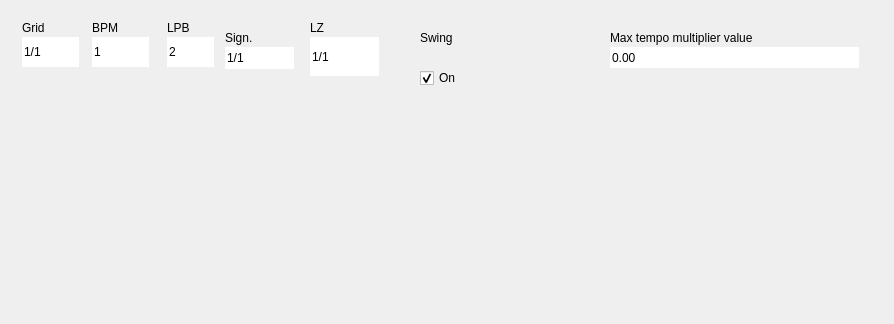
This is Qt/qt4_upperleft_widget.ui in kmatheussen/radium as Qt 5 draws it before an edit. The edited form follows.
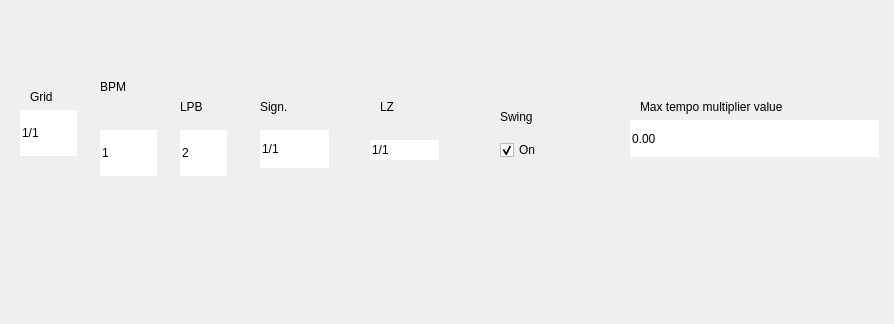
This is the edited form. Custom widgets are drawn as their Qt base class.

Patch:
```diff
--- a/Qt/qt4_upperleft_widget.ui
+++ b/Qt/qt4_upperleft_widget.ui
@@ -19,89 +19,15 @@
   <property name="autoFillBackground">
    <bool>false</bool>
   </property>
-  <widget class="QWidget" name="ReltempoWidget" native="true">
+  <widget class="QLabel" name="grid_label">
    <property name="geometry">
     <rect>
-     <x>610</x>
-     <y>30</y>
-     <width>251</width>
-     <height>40</height>
+     <x>30</x>
+     <y>90</y>
+     <width>57</width>
+     <height>14</height>
     </rect>
    </property>
-   <layout class="QVBoxLayout" name="LPBLayout_2">
-    <property name="spacing">
-     <number>2</number>
-    </property>
-    <property name="leftMargin">
-     <number>0</number>
-    </property>
-    <property name="topMargin">
-     <number>1</number>
-    </property>
-    <property name="rightMargin">
-     <number>2</number>
-    </property>
-    <property name="bottomMargin">
-     <number>2</number>
-    </property>
-    <item>
-     <widget class="QLabel" name="reltempomax_label">
-      <property name="text">
-       <string>Max tempo multiplier value</string>
-      </property>
-     </widget>
-    </item>
-    <item>
-     <widget class="QDoubleSpinBox" name="reltempomax">
-      <property name="sizePolicy">
-       <sizepolicy hsizetype="Expanding" vsizetype="Expanding">
-        <horstretch>0</horstretch>
-        <verstretch>0</verstretch>
-       </sizepolicy>
-      </property>
-      <property name="frame">
-       <bool>false</bool>
-      </property>
-      <property name="buttonSymbols">
-       <enum>QAbstractSpinBox::NoButtons</enum>
-      </property>
-      <property name="minimum">
-       <double>0.000000000000000</double>
-      </property>
-      <property name="maximum">
-       <double>1000.000000000000000</double>
-      </property>
-     </widget>
-    </item>
-   </layout>
-  </widget>
-  <widget class="QWidget" name="lineZoomWidget" native="true">
-   <property name="geometry">
-    <rect>
-     <x>310</x>
-     <y>20</y>
-     <width>71</width>
-     <height>58</height>
-    </rect>
-   </property>
-   <layout class="QVBoxLayout" name="verticalLayout">
-    <property name="spacing">
-     <number>2</number>
-    </property>
-    <property name="leftMargin">
-     <number>0</number>
-    </property>
-    <property name="topMargin">
-     <number>1</number>
-    </property>
-    <property name="rightMargin">
-     <number>2</number>
-    </property>
-    <property name="bottomMargin">
-     <number>2</number>
-    </property>
-    <item>
-     <widget class="QLabel" name="ExpandLabe">
       <property name="sizePolicy">
        <sizepolicy hsizetype="Preferred" vsizetype="Preferred">
         <horstretch>1</horstretch>
@@ -112,12 +38,18 @@
        <string>Line zoom (Keyboard shortcut: Right Shift + Up/Down)</string>
       </property>
       <property name="text">
-       <string>LZ</string>
-      </property>
-     </widget>
-    </item>
-    <item>
-     <widget class="LZQLineEdit" name="lz">
+    <string>Grid</string>
+   </property>
+  </widget>
+  <widget class="GridQLineEdit" name="grid">
+   <property name="geometry">
+    <rect>
+     <x>20</x>
+     <y>110</y>
+     <width>57</width>
+     <height>46</height>
+    </rect>
+   </property>
       <property name="sizePolicy">
        <sizepolicy hsizetype="Fixed" vsizetype="Expanding">
         <horstretch>1</horstretch>
@@ -137,102 +69,28 @@
        <bool>false</bool>
       </property>
      </widget>
-    </item>
-   </layout>
-  </widget>
-  <widget class="QWidget" name="LPBWidget" native="true">
-   <property name="geometry">
-    <rect>
-     <x>165</x>
-     <y>20</y>
-     <width>51</width>
-     <height>51</height>
-    </rect>
-   </property>
-   <layout class="QVBoxLayout" name="LPBLayout">
-    <property name="spacing">
-     <number>2</number>
-    </property>
-    <property name="leftMargin">
-     <number>2</number>
-    </property>
-    <property name="topMargin">
-     <number>1</number>
-    </property>
-    <property name="rightMargin">
-     <number>2</number>
-    </property>
-    <property name="bottomMargin">
-     <number>4</number>
-    </property>
-    <item>
-     <widget class="QLabel" name="lpb_label">
-      <property name="text">
-       <string>LPB</string>
-      </property>
-     </widget>
-    </item>
-    <item>
-     <widget class="QSpinBox" name="lpb">
-      <property name="sizePolicy">
-       <sizepolicy hsizetype="Expanding" vsizetype="Expanding">
-        <horstretch>0</horstretch>
-        <verstretch>0</verstretch>
-       </sizepolicy>
-      </property>
-      <property name="toolTip">
-       <string>&lt;html&gt;&lt;head/&gt;&lt;body&gt;&lt;p&gt;Lines Per Beat&lt;br/&gt;&lt;/p&gt;&lt;p&gt;(Actually: Lines per quarter note)&lt;/p&gt;&lt;/body&gt;&lt;/html&gt;</string>
-      </property>
-      <property name="frame">
-       <bool>false</bool>
-      </property>
-      <property name="buttonSymbols">
-       <enum>QAbstractSpinBox::NoButtons</enum>
-      </property>
-      <property name="minimum">
-       <number>2</number>
-      </property>
-      <property name="maximum">
-       <number>99</number>
-      </property>
-     </widget>
-    </item>
-   </layout>
-  </widget>
-  <widget class="QWidget" name="BPMWidget" native="true">
-   <property name="geometry">
-    <rect>
-     <x>90</x>
-     <y>20</y>
-     <width>61</width>
-     <height>51</height>
-    </rect>
-   </property>
-   <layout class="QVBoxLayout" name="BPMLayout">
-    <property name="spacing">
-     <number>2</number>
-    </property>
-    <property name="leftMargin">
-     <number>2</number>
-    </property>
-    <property name="topMargin">
-     <number>1</number>
-    </property>
-    <property name="rightMargin">
-     <number>2</number>
-    </property>
-    <property name="bottomMargin">
-     <number>4</number>
-    </property>
-    <item>
      <widget class="QLabel" name="bpm_label">
+   <property name="geometry">
+    <rect>
+     <x>100</x>
+     <y>80</y>
+     <width>57</width>
+     <height>14</height>
+    </rect>
+   </property>
       <property name="text">
        <string>BPM</string>
       </property>
      </widget>
-    </item>
-    <item>
      <widget class="QSpinBox" name="bpm">
+   <property name="geometry">
+    <rect>
+     <x>100</x>
+     <y>130</y>
+     <width>57</width>
+     <height>46</height>
+    </rect>
+   </property>
       <property name="sizePolicy">
        <sizepolicy hsizetype="Expanding" vsizetype="Expanding">
         <horstretch>0</horstretch>
@@ -255,43 +113,72 @@
        <number>999999</number>
       </property>
      </widget>
-    </item>
-   </layout>
+  <widget class="QLabel" name="lpb_label">
+   <property name="geometry">
+    <rect>
+     <x>180</x>
+     <y>100</y>
+     <width>47</width>
+     <height>14</height>
+    </rect>
+   </property>
+   <property name="text">
+    <string>LPB</string>
+   </property>
   </widget>
-  <widget class="QWidget" name="SignatureWidget" native="true">
+  <widget class="QSpinBox" name="lpb">
    <property name="geometry">
     <rect>
-     <x>225</x>
-     <y>30</y>
-     <width>71</width>
-     <height>41</height>
+     <x>180</x>
+     <y>130</y>
+     <width>47</width>
+     <height>46</height>
     </rect>
    </property>
-   <layout class="QVBoxLayout" name="LPBLayout_3">
-    <property name="spacing">
-     <number>2</number>
-    </property>
-    <property name="leftMargin">
-     <number>0</number>
-    </property>
-    <property name="topMargin">
-     <number>1</number>
-    </property>
-    <property name="rightMargin">
-     <number>2</number>
-    </property>
-    <property name="bottomMargin">
+   <property name="sizePolicy">
+    <sizepolicy hsizetype="Expanding" vsizetype="Expanding">
+     <horstretch>0</horstretch>
+     <verstretch>0</verstretch>
+    </sizepolicy>
+   </property>
+   <property name="toolTip">
+    <string>&lt;html&gt;&lt;head/&gt;&lt;body&gt;&lt;p&gt;Lines Per Beat&lt;br/&gt;&lt;/p&gt;&lt;p&gt;(Actually: Lines per quarter note)&lt;/p&gt;&lt;/body&gt;&lt;/html&gt;</string>
+   </property>
+   <property name="frame">
+    <bool>false</bool>
+   </property>
+   <property name="buttonSymbols">
+    <enum>QAbstractSpinBox::NoButtons</enum>
+   </property>
+   <property name="minimum">
      <number>2</number>
     </property>
-    <item>
+   <property name="maximum">
+    <number>99</number>
+   </property>
+  </widget>
      <widget class="QLabel" name="signature_label">
+   <property name="geometry">
+    <rect>
+     <x>260</x>
+     <y>100</y>
+     <width>69</width>
+     <height>14</height>
+    </rect>
+   </property>
       <property name="text">
        <string>Sign.</string>
       </property>
      </widget>
-    </item>
-    <item>
      <widget class="SignatureQLineEdit" name="signature">
+   <property name="geometry">
+    <rect>
+     <x>260</x>
+     <y>130</y>
+     <width>69</width>
+     <height>38</height>
+    </rect>
+   </property>
       <property name="sizePolicy">
        <sizepolicy hsizetype="Fixed" vsizetype="Expanding">
         <horstretch>1</horstretch>
@@ -311,38 +198,17 @@
        <bool>false</bool>
       </property>
      </widget>
-    </item>
-   </layout>
-  </widget>
-  <widget class="QWidget" name="GridWidget" native="true">
+  <widget class="QLabel" name="lz_label">
    <property name="geometry">
     <rect>
-     <x>20</x>
-     <y>20</y>
-     <width>61</width>
-     <height>51</height>
+     <x>380</x>
+     <y>100</y>
+     <width>69</width>
+     <height>14</height>
     </rect>
    </property>
-   <layout class="QVBoxLayout" name="BPMLayout_2">
-    <property name="spacing">
-     <number>2</number>
-    </property>
-    <property name="leftMargin">
-     <number>2</number>
-    </property>
-    <property name="topMargin">
-     <number>1</number>
-    </property>
-    <property name="rightMargin">
-     <number>2</number>
-    </property>
-    <property name="bottomMargin">
-     <number>4</number>
-    </property>
-    <item>
-     <widget class="QLabel" name="LPBlabel_3">
       <property name="sizePolicy">
-       <sizepolicy hsizetype="Preferred" vsizetype="Preferred">
+    <sizepolicy hsizetype="Minimum" vsizetype="Fixed">
         <horstretch>1</horstretch>
         <verstretch>0</verstretch>
        </sizepolicy>
@@ -351,14 +217,20 @@
        <string>Grid value when using right mouse button</string>
       </property>
       <property name="text">
-       <string>Grid</string>
-      </property>
-     </widget>
-    </item>
-    <item>
-     <widget class="GridQLineEdit" name="grid">
+    <string>LZ</string>
+   </property>
+  </widget>
+  <widget class="LZQLineEdit" name="lz">
+   <property name="geometry">
+    <rect>
+     <x>370</x>
+     <y>140</y>
+     <width>69</width>
+     <height>20</height>
+    </rect>
+   </property>
       <property name="sizePolicy">
-       <sizepolicy hsizetype="Fixed" vsizetype="Expanding">
+    <sizepolicy hsizetype="MinimumExpanding" vsizetype="Fixed">
         <horstretch>1</horstretch>
         <verstretch>0</verstretch>
        </sizepolicy>
@@ -376,40 +248,34 @@
        <bool>false</bool>
       </property>
      </widget>
-    </item>
-   </layout>
-  </widget>
-  <widget class="QWidget" name="SwingWidget" native="true">
+  <widget class="QLabel" name="swing_label">
    <property name="geometry">
     <rect>
-     <x>420</x>
-     <y>10</y>
-     <width>160</width>
-     <height>80</height>
+     <x>500</x>
+     <y>110</y>
+     <width>58</width>
+     <height>14</height>
     </rect>
    </property>
-   <layout class="QVBoxLayout" name="verticalLayout_2">
-    <property name="spacing">
-     <number>2</number>
-    </property>
-    <property name="leftMargin">
-     <number>0</number>
-    </property>
-    <property name="rightMargin">
-     <number>2</number>
-    </property>
-    <property name="bottomMargin">
-     <number>2</number>
-    </property>
-    <item>
-     <widget class="QLabel" name="label">
+   <property name="sizePolicy">
+    <sizepolicy hsizetype="Preferred" vsizetype="Fixed">
+     <horstretch>0</horstretch>
+     <verstretch>0</verstretch>
+    </sizepolicy>
+   </property>
       <property name="text">
        <string>Swing</string>
       </property>
      </widget>
-    </item>
-    <item>
      <widget class="QCheckBox" name="swing_onoff">
+   <property name="geometry">
+    <rect>
+     <x>500</x>
+     <y>140</y>
+     <width>58</width>
+     <height>20</height>
+    </rect>
+   </property>
       <property name="toolTip">
        <string>Enable swing</string>
       </property>
@@ -420,8 +286,46 @@
        <bool>true</bool>
       </property>
      </widget>
-    </item>
-   </layout>
+  <widget class="QLabel" name="reltempomax_label">
+   <property name="geometry">
+    <rect>
+     <x>640</x>
+     <y>100</y>
+     <width>249</width>
+     <height>14</height>
+    </rect>
+   </property>
+   <property name="text">
+    <string>Max tempo multiplier value</string>
+   </property>
+  </widget>
+  <widget class="QDoubleSpinBox" name="reltempomax">
+   <property name="geometry">
+    <rect>
+     <x>630</x>
+     <y>120</y>
+     <width>249</width>
+     <height>37</height>
+    </rect>
+   </property>
+   <property name="sizePolicy">
+    <sizepolicy hsizetype="Expanding" vsizetype="Expanding">
+     <horstretch>0</horstretch>
+     <verstretch>0</verstretch>
+    </sizepolicy>
+   </property>
+   <property name="frame">
+    <bool>false</bool>
+   </property>
+   <property name="buttonSymbols">
+    <enum>QAbstractSpinBox::NoButtons</enum>
+   </property>
+   <property name="minimum">
+    <double>0.000000000000000</double>
+   </property>
+   <property name="maximum">
+    <double>1000.000000000000000</double>
+   </property>
   </widget>
  </widget>
  <customwidgets>
```
Left out of the diff: 8 changed lines with no effect on the pictures. Lines whose indentation alone changed are shown as unchanged.
